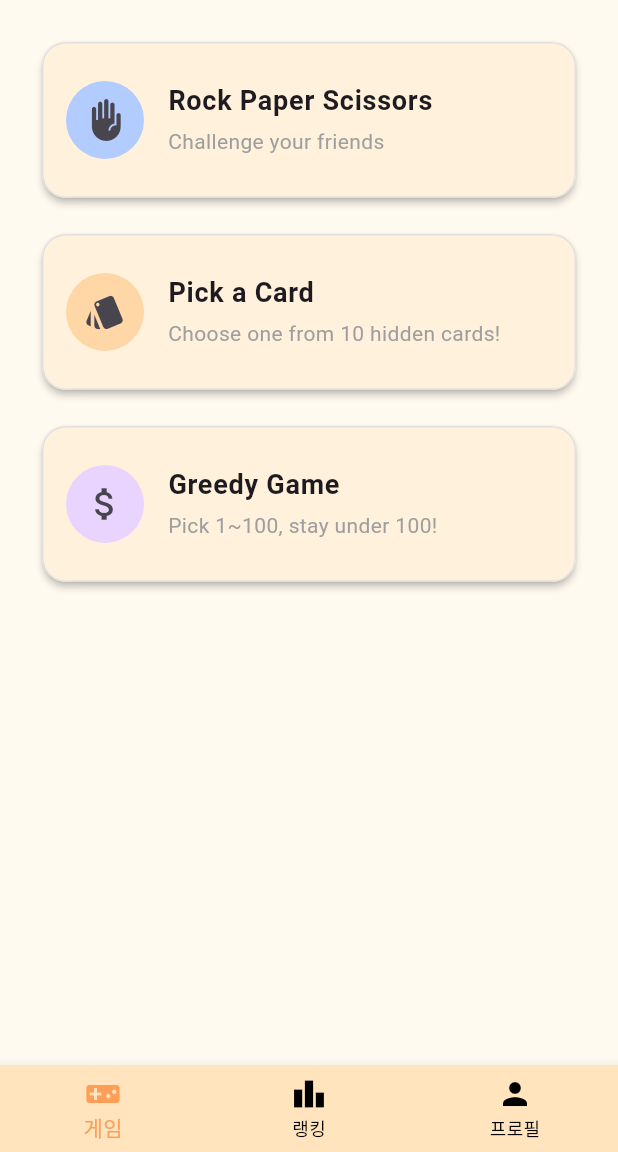
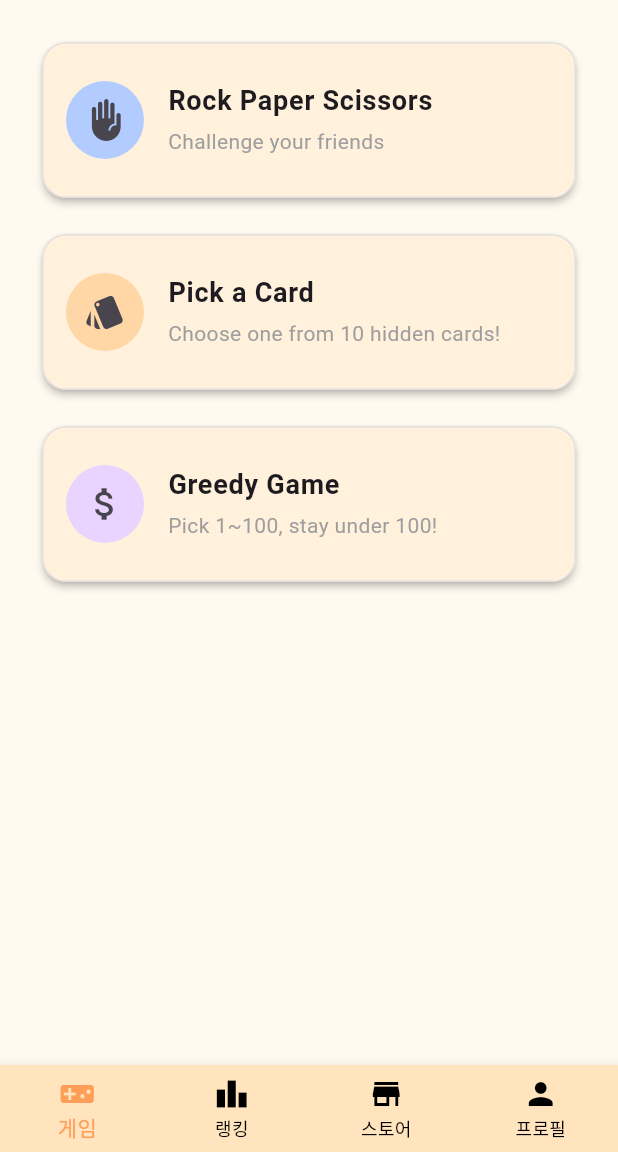
Before and after one commit to niw5924/mini-world, a Flutter app: the screen it shows once a user with an empty profile is signed in, on a phone screen of 412 x 824 dp, the part 84-1236 px from its top. Run offline on Flutter 3.47's test engine with Material 3 defaults, Android fonts, the phone set to English and light mode, and no system bars; our stand-ins replace firebase_auth, firebase_core, flutter_dotenv, google_sign_in; accounts and stored records are empty; Roboto replaces fonts that are missing (DungGeunMo).

Commit message:
feat: 스토어탭 기본 UI 구현

```diff
--- a/lib/home/mini_world_home_page.dart
+++ b/lib/home/mini_world_home_page.dart
@@ -2,9 +2,11 @@ import 'package:flutter/material.dart';
 import 'package:flutter/services.dart';
 import 'package:mini_world/constants/app_colors.dart';
 import 'package:mini_world/widgets/mini_world_confirm_dialog.dart';
+
 import '../game/game_tab.dart';
+import '../profile/profile_tab.dart';
 import '../ranking/ranking_tab.dart';
-import '../profile/profile_tab.dart';
+import '../store/store_tab.dart';
 
 class MiniWorldHomePage extends StatefulWidget {
   const MiniWorldHomePage({super.key});
@@ -19,6 +21,7 @@ class _MiniWorldHomePageState extends State<MiniWorldHomePage> {
   final List<Widget> _tabs = [
     const GameTab(),
     const RankingTab(),
+    const StoreTab(),
     const ProfileTab(),
   ];
 
@@ -52,6 +55,7 @@ class _MiniWorldHomePageState extends State<MiniWorldHomePage> {
         backgroundColor: AppColors.scaffoldBackground,
         body: SafeArea(child: _tabs[_selectedIndex]),
         bottomNavigationBar: BottomNavigationBar(
+          type: BottomNavigationBarType.fixed,
           currentIndex: _selectedIndex,
           backgroundColor: AppColors.bottomNavBackground,
           selectedItemColor: AppColors.primary,
@@ -67,6 +71,7 @@ class _MiniWorldHomePageState extends State<MiniWorldHomePage> {
               label: '게임',
             ),
             BottomNavigationBarItem(icon: Icon(Icons.leaderboard), label: '랭킹'),
+            BottomNavigationBarItem(icon: Icon(Icons.store), label: '스토어'),
             BottomNavigationBarItem(icon: Icon(Icons.person), label: '프로필'),
           ],
         ),
```
Also changed, not shown: lib/store/store_tab.dart (added, +10 -0 lines).
